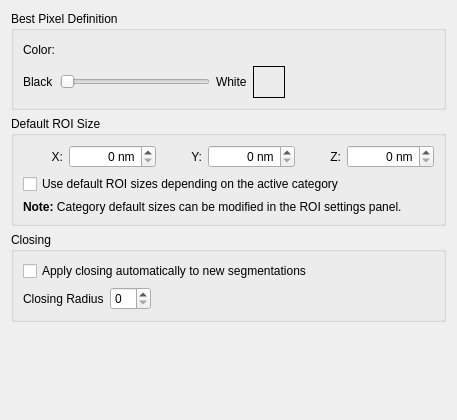
Before: the Qt Designer form App/Settings/SeedGrowSegmentation/SeedGrowSegmentationSettingsPanel.ui in FelixdelasPozas/EspINA, drawn with Qt 5.
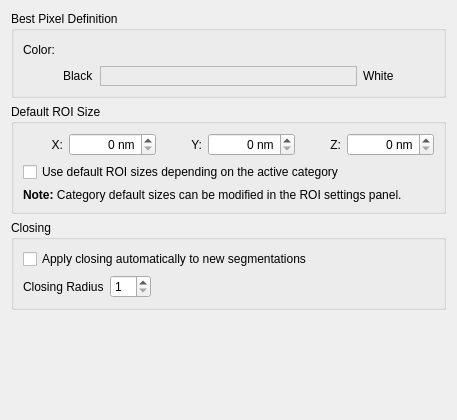
After: the same form once the commit is applied.

Diff of the .ui file:
```diff
--- a/App/Settings/SeedGrowSegmentation/SeedGrowSegmentationSettingsPanel.ui
+++ b/App/Settings/SeedGrowSegmentation/SeedGrowSegmentationSettingsPanel.ui
@@ -47,7 +47,20 @@
          </layout>
         </item>
         <item>
-         <layout class="QHBoxLayout" name="horizontalLayout">
+         <layout class="QHBoxLayout" name="horizontalLayout" stretch="0,0,1,0,0">
+          <item>
+           <spacer name="horizontalSpacer_4">
+            <property name="orientation">
+             <enum>Qt::Horizontal</enum>
+            </property>
+            <property name="sizeHint" stdset="0">
+             <size>
+              <width>40</width>
+              <height>20</height>
+             </size>
+            </property>
+           </spacer>
+          </item>
           <item>
            <widget class="QLabel" name="label_2">
             <property name="text">
@@ -56,12 +69,12 @@
            </widget>
           </item>
           <item>
-           <widget class="QSlider" name="m_pixelValue">
-            <property name="maximum">
-             <number>255</number>
+           <widget class="QFrame" name="m_colorFrame">
+            <property name="frameShape">
+             <enum>QFrame::StyledPanel</enum>
             </property>
-            <property name="orientation">
-             <enum>Qt::Horizontal</enum>
+            <property name="frameShadow">
+             <enum>QFrame::Raised</enum>
             </property>
            </widget>
           </item>
@@ -72,22 +85,6 @@
             </property>
            </widget>
           </item>
-          <item>
-           <widget class="QLabel" name="m_colorSample">
-            <property name="minimumSize">
-             <size>
-              <width>32</width>
-              <height>32</height>
-             </size>
-            </property>
-            <property name="frameShape">
-             <enum>QFrame::Box</enum>
-            </property>
-            <property name="text">
-             <string/>
-            </property>
-           </widget>
-          </item>
           <item>
            <spacer name="horizontalSpacer_2">
             <property name="orientation">
@@ -245,7 +242,14 @@
          </widget>
         </item>
         <item>
-         <widget class="QSpinBox" name="m_closing"/>
+         <widget class="QSpinBox" name="m_closing">
+          <property name="minimum">
+           <number>1</number>
+          </property>
+          <property name="maximum">
+           <number>10</number>
+          </property>
+         </widget>
         </item>
         <item>
          <spacer name="horizontalSpacer_3">
```
